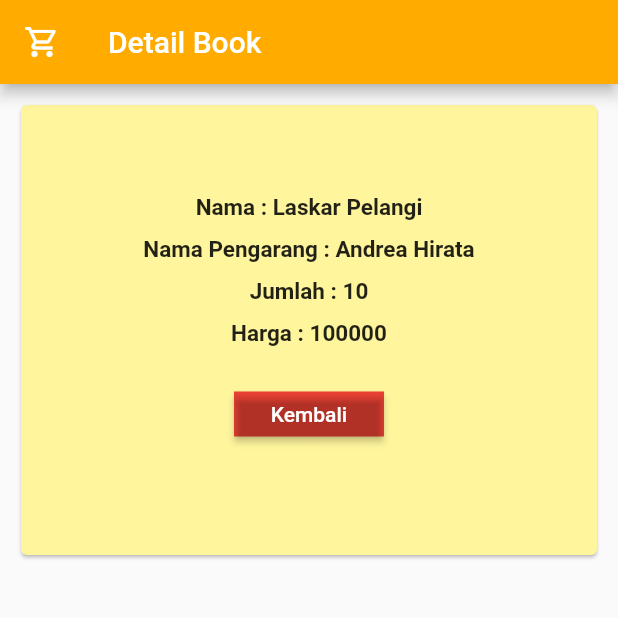
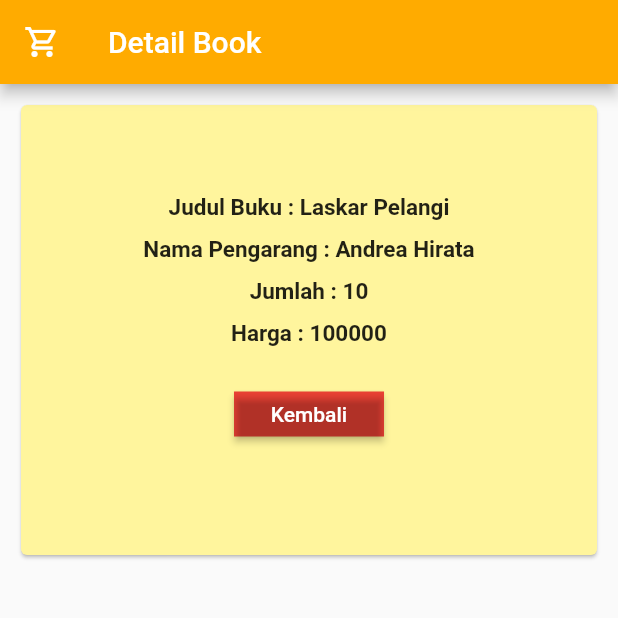
Before and after one commit to ririssilvia/Pemrograman-Mobile-flutter-Navigasi-Dan-Rute-Minggu6, a Flutter app: the screen it shows after launch, after a tap on "Laskar Pelangi", on a phone screen of 412 x 824 dp, the top half of it. Run offline on Flutter 3.47's test engine with Material 2 defaults, Android fonts, the phone set to English and light mode, and no system bars; Roboto replaces fonts that are missing (Candara).

```diff
--- a/lib/pages/home_page.dart
+++ b/lib/pages/home_page.dart
@@ -31,7 +31,7 @@ class HomePage extends StatelessWidget {
         ),
       body: Container(
           color: Colors.blueGrey[900],
-          margin: EdgeInsets.all(8),
+          margin: EdgeInsets.all(5),
           child: ListView.builder(
             padding: EdgeInsets.all(8),
             itemCount: items.length,
--- a/lib/pages/item_page.dart
+++ b/lib/pages/item_page.dart
@@ -36,7 +36,7 @@ class ItemPage extends StatelessWidget {
                       Container(
                         margin: EdgeInsets.only(bottom: 10),
                         child: Text(
-                          "Nama : " + tempItem.judul,
+                          "Judul Buku : " + tempItem.judul,
                           style: TextStyle(
                             fontSize: 15,
                             fontFamily: 'Candara',
```
Also changed, not shown: image/3.png, image/4.png.
